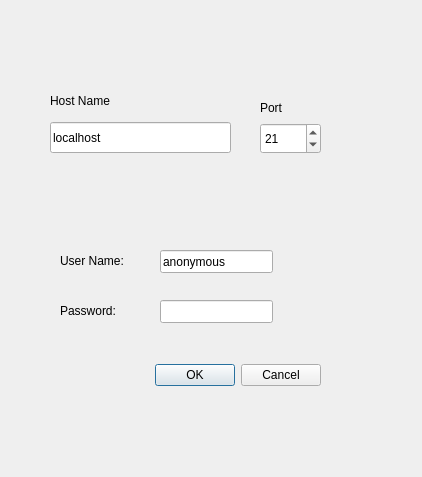
This is logindialog.ui in Q-Wednesday/FTPClient as Qt 5 draws it before an edit. The edited form follows.
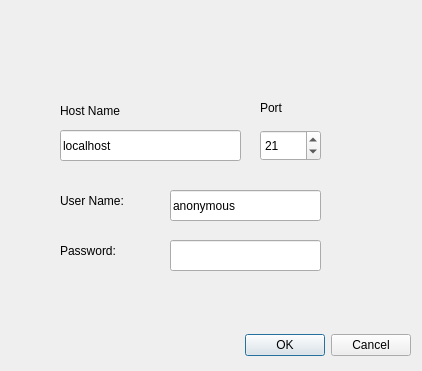
This is the edited form.

What changed in the file:
```diff
--- a/logindialog.ui
+++ b/logindialog.ui
@@ -7,17 +7,23 @@
     <x>0</x>
     <y>0</y>
     <width>422</width>
-    <height>477</height>
+    <height>371</height>
    </rect>
   </property>
+  <property name="sizePolicy">
+   <sizepolicy hsizetype="Fixed" vsizetype="Fixed">
+    <horstretch>0</horstretch>
+    <verstretch>0</verstretch>
+   </sizepolicy>
+  </property>
   <property name="windowTitle">
    <string>Dialog</string>
   </property>
   <widget class="QDialogButtonBox" name="buttonBox">
    <property name="geometry">
     <rect>
-     <x>30</x>
-     <y>360</y>
+     <x>120</x>
+     <y>330</y>
      <width>291</width>
      <height>31</height>
     </rect>
@@ -32,10 +38,10 @@
   <widget class="QLineEdit" name="userNameEdit">
    <property name="geometry">
     <rect>
-     <x>160</x>
-     <y>250</y>
-     <width>113</width>
-     <height>23</height>
+     <x>170</x>
+     <y>190</y>
+     <width>151</width>
+     <height>31</height>
     </rect>
    </property>
    <property name="text">
@@ -45,10 +51,10 @@
   <widget class="QLineEdit" name="passwordEdit">
    <property name="geometry">
     <rect>
-     <x>160</x>
-     <y>300</y>
-     <width>113</width>
-     <height>23</height>
+     <x>170</x>
+     <y>240</y>
+     <width>151</width>
+     <height>31</height>
     </rect>
    </property>
    <property name="echoMode">
@@ -59,7 +65,7 @@
    <property name="geometry">
     <rect>
      <x>60</x>
-     <y>250</y>
+     <y>190</y>
      <width>81</width>
      <height>21</height>
     </rect>
@@ -72,7 +78,7 @@
    <property name="geometry">
     <rect>
      <x>60</x>
-     <y>300</y>
+     <y>240</y>
      <width>81</width>
      <height>21</height>
     </rect>
@@ -84,8 +90,8 @@
   <widget class="QLineEdit" name="hostNameEdit">
    <property name="geometry">
     <rect>
-     <x>50</x>
-     <y>122</y>
+     <x>60</x>
+     <y>130</y>
      <width>181</width>
      <height>31</height>
     </rect>
@@ -98,7 +104,7 @@
    <property name="geometry">
     <rect>
      <x>260</x>
-     <y>123</y>
+     <y>130</y>
      <width>61</width>
      <height>31</height>
     </rect>
@@ -113,8 +119,8 @@
   <widget class="QLabel" name="label_3">
    <property name="geometry">
     <rect>
-     <x>50</x>
-     <y>90</y>
+     <x>60</x>
+     <y>100</y>
      <width>101</width>
      <height>21</height>
     </rect>
```
